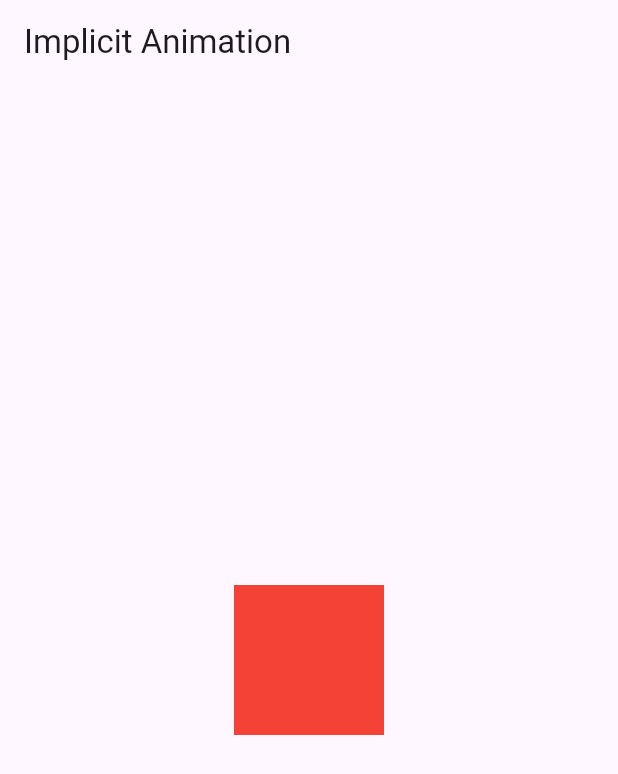
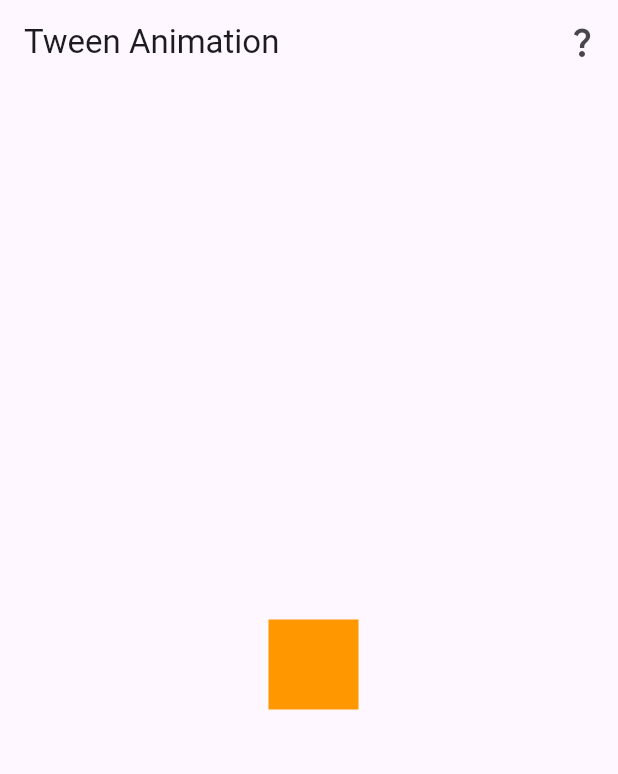
Before and after one commit to HassanTeslim007/animation_lessons, a Flutter app: the screen it shows after launch, on a phone screen of 412 x 824 dp. Shown: the top 774 px of the screen. Run offline on Flutter 3.47's test engine with Material 3 defaults, Android fonts, the phone set to English and light mode, and no system bars.

Commit message:
Implement Tween animation example and add Challenge widget

```diff
--- a/lib/main.dart
+++ b/lib/main.dart
@@ -1,41 +1,77 @@
+import 'package:animations_lesson/challenge.dart';
 import 'package:flutter/material.dart';
 
-void main() => runApp(MaterialApp(home: ImplicitAnimationExample()));
+void main() => runApp(MaterialApp(home: TweenExample()));
 
-// Implicit Animation
-//Definition: Implicit animations are animations that automatically animate changes to properties of a widget without requiring explicit animation controllers or tweens. They are simpler to implement and are useful for straightforward transitions.
+// A Tween (short for "in-between") defines how to interpolate between two values (e.g., size, position, color). You animate the Tween, not the value directly. Used with AnimationController or CurvedAnimation.
 
-// Example: AnimatedContainer, AnimatedOpacity, AnimatedPadding, etc.
+// This example demonstrates how to use a Tween to animate a widget's position and size.
 
-//Code Example:
-// This example demonstrates an AnimatedContainer that changes its size and color when tapped.
-
-class ImplicitAnimationExample extends StatefulWidget {
-  const ImplicitAnimationExample({super.key});
+class TweenExample extends StatefulWidget {
+  const TweenExample({super.key});
 
   @override
-  ImplicitAnimationExampleState createState() => ImplicitAnimationExampleState();
+  TweenExampleState createState() => TweenExampleState();
 }
 
-class ImplicitAnimationExampleState extends State<ImplicitAnimationExample> {
-  bool _toggled = false;
+class TweenExampleState extends State<TweenExample>
+    with SingleTickerProviderStateMixin {
+  late AnimationController _controller;
+  late Animation<Offset> _positionAnimation;
+  late Animation<double> _sizeAnimation;
+
+  @override
+  void initState() {
+    super.initState();
+    _controller = AnimationController(
+      vsync: this,
+      duration: Duration(seconds: 2),
+    )..repeat(reverse: true);
+
+    _positionAnimation = Tween<Offset>(
+      begin: Offset(0, 0),
+      end: Offset(1.5, 1.5),
+    ).animate(CurvedAnimation(parent: _controller, curve: Curves.easeInOut));
+
+    _sizeAnimation = Tween<double>(begin: 50, end: 150).animate(_controller);
+  }
+
+  @override
+  void dispose() {
+    _controller.dispose();
+    super.dispose();
+  }
 
   @override
   Widget build(BuildContext context) {
     return Scaffold(
-      appBar: AppBar(title: Text("Implicit Animation")),
+      appBar: AppBar(
+        title: Text("Tween Animation"),
+        actions: [
+          IconButton(
+            icon: const Icon(Icons.question_mark),
+            onPressed: () {
+              Navigator.push(
+                context,
+                MaterialPageRoute(builder: (context) => const Challenge()),
+              );
+            },
+          ),
+        ],
+      ),
       body: Center(
-        child: GestureDetector(
-          onTap: () {
-            setState(() => _toggled = !_toggled);
+        child: AnimatedBuilder(
+          animation: _controller,
+          builder: (_, child) {
+            return Transform.translate(
+              offset: _positionAnimation.value * 100,
+              child: Container(
+                width: _sizeAnimation.value,
+                height: _sizeAnimation.value,
+                color: Colors.orange,
+              ),
+            );
           },
-          child: AnimatedContainer(
-            duration: Duration(seconds: 1),
-            curve: Curves.easeInOut,
-            width: _toggled ? 200 : 100,
-            height: _toggled ? 200 : 100,
-            color: _toggled ? Colors.blue : Colors.red,
-          ),
         ),
       ),
     );
```
Also changed, not shown: lib/challenge.dart (added, +87 -0 lines).
